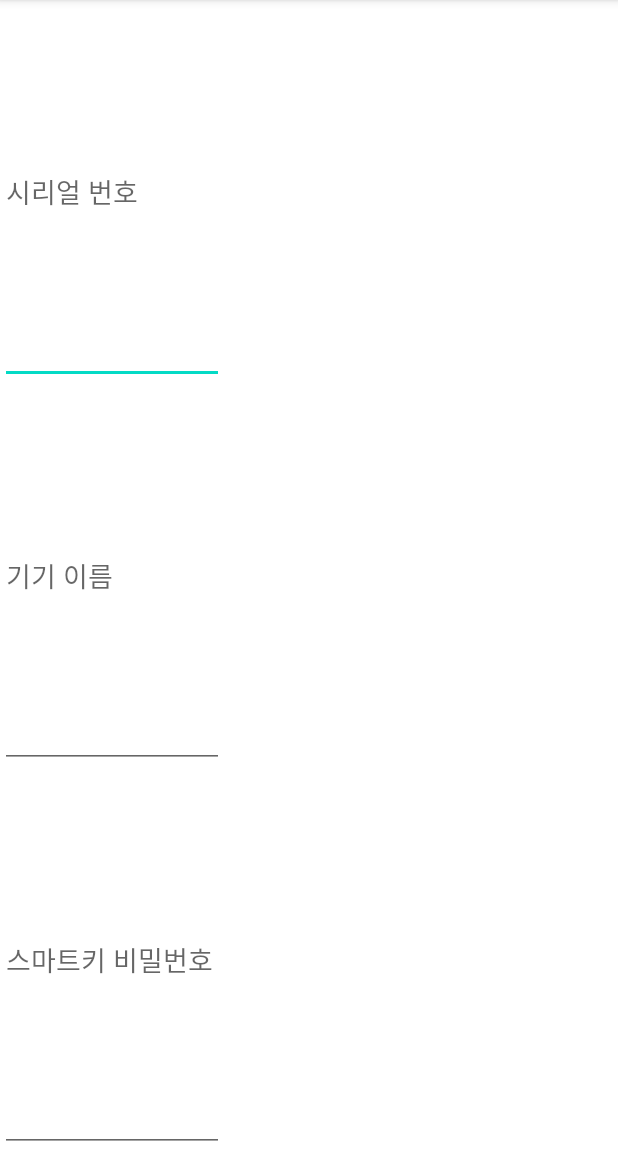
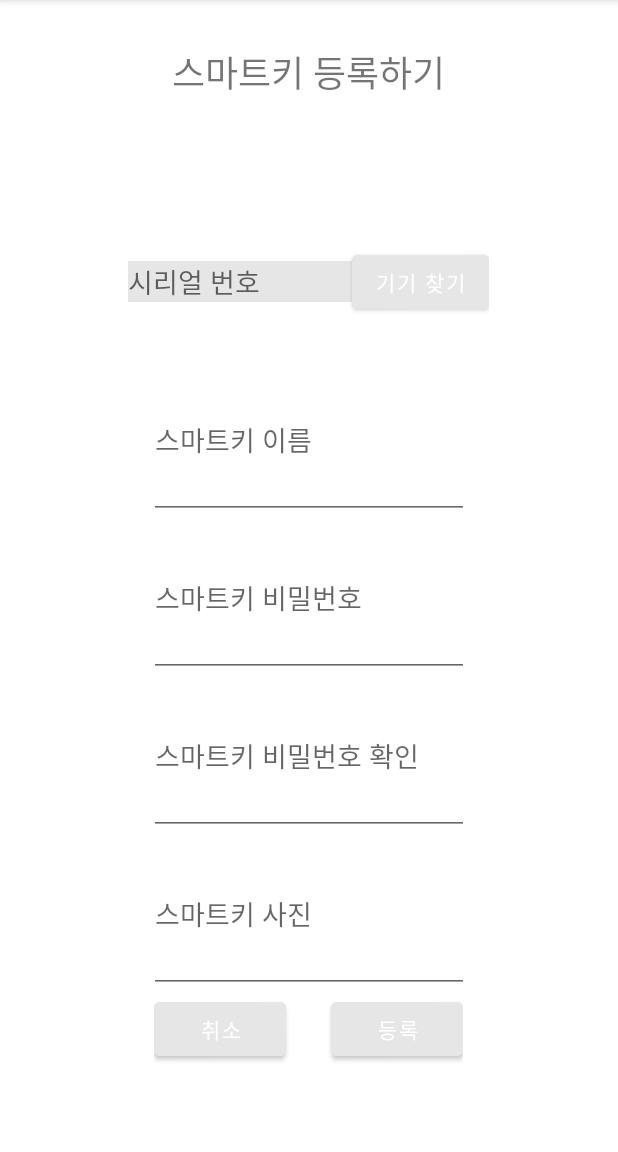
Before and after one commit to luminousxv/Smart-Key, an Android app: the SmartkeyAddKey screen opened directly, with no data from a screen before it, on a phone screen of 412 x 824 dp, the part 84-1236 px from its top. Run offline under Robolectric (Android 15) with nearby library versions, the light colour scheme and no system bars.

Commit message:
보고서 캡쳐위한 약간의 레이아웃 정리

```diff
--- a/Android/SmartKey_ver10/app/src/main/java/com/example/smartkey_ver10/Retrofit_service.kt
+++ b/Android/SmartKey_ver10/app/src/main/java/com/example/smartkey_ver10/Retrofit_service.kt
@@ -5,7 +5,7 @@ import retrofit2.converter.gson.GsonConverterFactory
 
 object Retrofit_service {
 
-    private const val baseUrl = "http://20.194.28.30:80/Smart-Key/"
+    private const val baseUrl = "http:/3.35.57.189:80/Smart-Key/"
     private val retrofit = Retrofit.Builder()
         .baseUrl(baseUrl)
         .addConverterFactory(GsonConverterFactory.create())
--- a/Android/SmartKey_ver10/app/src/main/res/layout/activity_register_login.xml
+++ b/Android/SmartKey_ver10/app/src/main/res/layout/activity_register_login.xml
@@ -11,7 +11,7 @@
         android:id="@+id/edit_id"
         android:layout_width="wrap_content"
         android:layout_height="wrap_content"
-        android:layout_marginTop="100dp"
+        android:layout_marginTop="50dp"
         android:ems="10"
         android:layout_gravity="center"
         android:hint="이메일"
@@ -38,7 +38,6 @@
         android:id="@+id/edit_pw"
         android:layout_width="wrap_content"
         android:layout_height="wrap_content"
-        android:layout_marginTop="16dp"
         android:ems="10"
         android:layout_gravity="center"
         android:hint="비밀번호"
@@ -48,7 +47,6 @@
         android:id="@+id/edit_pw_re"
         android:layout_width="wrap_content"
         android:layout_height="wrap_content"
-        android:layout_marginTop="20dp"
         android:ems="10"
         android:layout_gravity="center"
         android:hint="비밀번호 확인"
@@ -65,19 +63,18 @@
         android:layout_width="match_parent"
         android:layout_height="wrap_content"
         android:orientation="horizontal"
-        android:layout_marginLeft="100dp"
-        android:layout_marginRight="100dp">
+        android:layout_marginTop="30dp"
+        android:gravity="center">
         <EditText
-            android:layout_width="0dp"
+            android:layout_width="wrap_content"
             android:layout_height="wrap_content"
-            android:layout_weight="5"
+            android:layout_marginRight="20dp"
             android:ems="6"
             android:hint="인증번호"
             android:id="@+id/edit_AuthNum"/>
         <Button
-            android:layout_width="0dp"
+            android:layout_width="wrap_content"
             android:layout_height="wrap_content"
-            android:layout_weight="2"
             android:id="@+id/btn_check"
             android:text="인증"/>
     </LinearLayout>
--- a/Android/SmartKey_ver10/app/src/main/res/layout/activity_smartkey_add_key.xml
+++ b/Android/SmartKey_ver10/app/src/main/res/layout/activity_smartkey_add_key.xml
@@ -7,29 +7,99 @@
     android:orientation="vertical"
     tools:context=".SmartkeyAddKey">
 
-    <EditText
+    <TextView
         android:layout_width="wrap_content"
         android:layout_height="0dp"
         android:layout_weight="1"
-        android:hint="시리얼 번호"
-        android:ems="7"
-        android:id="@+id/edit_serialnum" />
+        android:layout_marginTop="30dp"
+        android:text="스마트키 등록하기"
+        android:textSize="24dp"
+        android:layout_gravity="center"/>
+
+    <LinearLayout
+        android:layout_width="wrap_content"
+        android:layout_height="0dp"
+        android:layout_weight="1"
+        android:layout_gravity="center"
+        android:gravity="center"
+        android:orientation="horizontal">
+        <EditText
+            android:layout_width="0dp"
+            android:layout_height="wrap_content"
+            android:layout_weight="3"
+            android:hint="시리얼 번호"
+            android:ems="7"
+            android:background="#E6E6E6"
+            android:id="@+id/edit_serialnum"/>
+        <Button
+            android:layout_width="0dp"
+            android:layout_height="wrap_content"
+            android:layout_weight="1"
+            android:text="기기 찾기"
+            android:backgroundTint="#E6E6E6"
+            android:id="@+id/btn_findDvice"/>
+    </LinearLayout>
+
 
     <EditText
         android:layout_width="wrap_content"
         android:layout_height="0dp"
         android:layout_weight="1"
-        android:hint="기기 이름"
-        android:ems="7"
+        android:layout_gravity="center"
+        android:hint="스마트키 이름"
+        android:ems="10"
         android:id="@+id/edit_keyName"/>
 
     <EditText
         android:layout_width="wrap_content"
         android:layout_height="0dp"
         android:layout_weight="1"
+        android:layout_gravity="center"
         android:hint="스마트키 비밀번호"
-        android:ems="7"
+        android:ems="10"
         android:id="@+id/edit_smartPw" />
+
+    <EditText
+        android:layout_width="wrap_content"
+        android:layout_height="0dp"
+        android:layout_weight="1"
+        android:layout_gravity="center"
+        android:hint="스마트키 비밀번호 확인"
+        android:ems="10"
+        android:id="@+id/edit_smartPwRe" />
+
+    <EditText
+        android:layout_width="wrap_content"
+        android:layout_height="0dp"
+        android:layout_weight="1"
+        android:layout_gravity="center"
+        android:hint="스마트키 사진"
+        android:ems="10"
+        android:id="@+id/edit_smartPicture" />
+
+    <LinearLayout
+        android:layout_width="wrap_content"
+        android:layout_height="0dp"
+        android:layout_weight="1"
+        android:layout_gravity="center"
+        android:orientation="horizontal">
+        <Button
+            android:layout_width="0dp"
+            android:layout_height="wrap_content"
+            android:layout_weight="1"
+            android:text="취소"
+            android:layout_marginRight="30dp"
+            android:backgroundTint="#E6E6E6"
+            android:id="@+id/btn_addCancel"/>
+        <Button
+            android:layout_width="0dp"
+            android:layout_height="wrap_content"
+            android:layout_weight="1"
+            android:text="등록"
+            android:backgroundTint="#E6E6E6"
+            android:id="@+id/btn_addCheck"/>
+
+    </LinearLayout>
 
 
 
--- a/Android/SmartKey_ver10/app/src/main/res/layout/activity_smartkey_detail.xml
+++ b/Android/SmartKey_ver10/app/src/main/res/layout/activity_smartkey_detail.xml
@@ -54,19 +54,18 @@
         android:text="스마트키 사용내역"
         android:backgroundTint="#0000ff" />
 
-<!--
+
     <Button
         android:id="@+id/btn_Sharing"
         android:layout_width="match_parent"
         android:layout_height="0dp"
         android:layout_weight="2"
-        android:layout_margintop="30dp"
+        android:layout_marginTop="30dp"
         android:layout_marginRight="50dp"
         android:layout_marginLeft="50dp"
         android:layout_gravity="center"
         android:text="스마트키 공유하기"
         android:backgroundTint="#0000ff" />
--->
     <Button
         android:id="@+id/btn_Delete"
         android:layout_width="match_parent"
--- a/Android/SmartKey_ver10/app/src/main/res/layout/activity_smartkey_main.xml
+++ b/Android/SmartKey_ver10/app/src/main/res/layout/activity_smartkey_main.xml
@@ -15,7 +15,7 @@
         <EditText
             android:layout_width="0dp"
             android:layout_height="wrap_content"
-            android:layout_weight="4"
+            android:layout_weight="3"
             android:id="@+id/edit_search"
             android:hint="검색하기"/>
 
@@ -36,5 +36,10 @@
         app:layoutManager="androidx.recyclerview.widget.LinearLayoutManager"
         tools:listitem="@layout/item_view"/>
 
+    <TextView
+        android:layout_width="match_parent"
+        android:layout_height="wrap_content"
+        android:text="공유된 스마트키"/>
+
 
 </LinearLayout>
```
